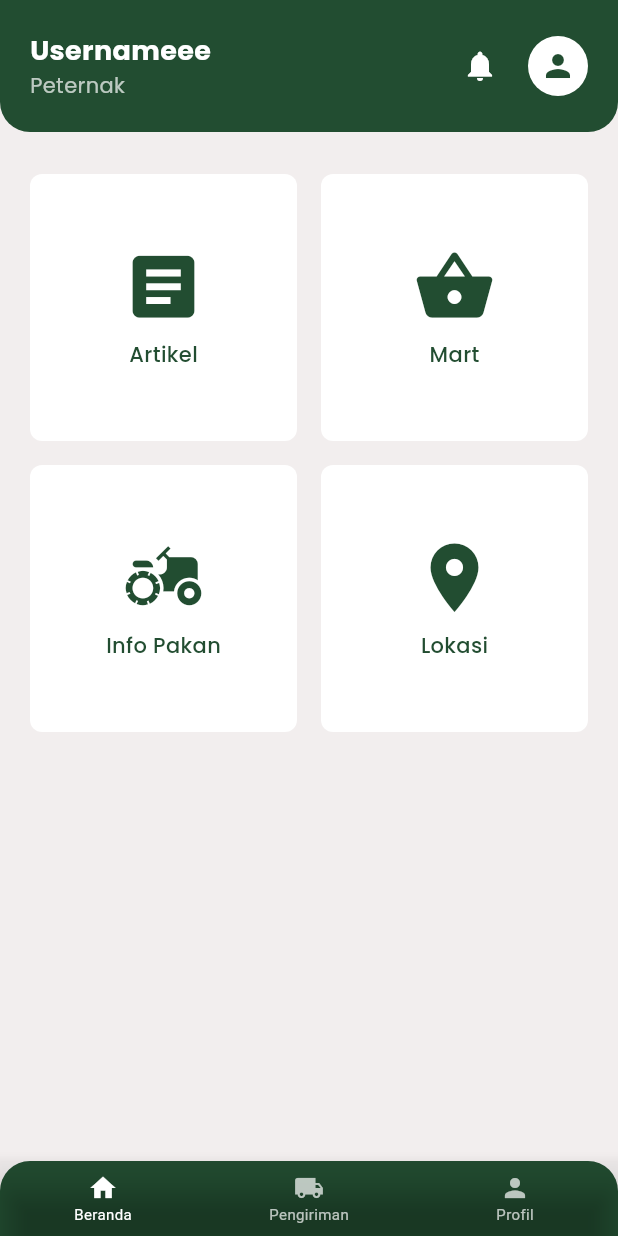
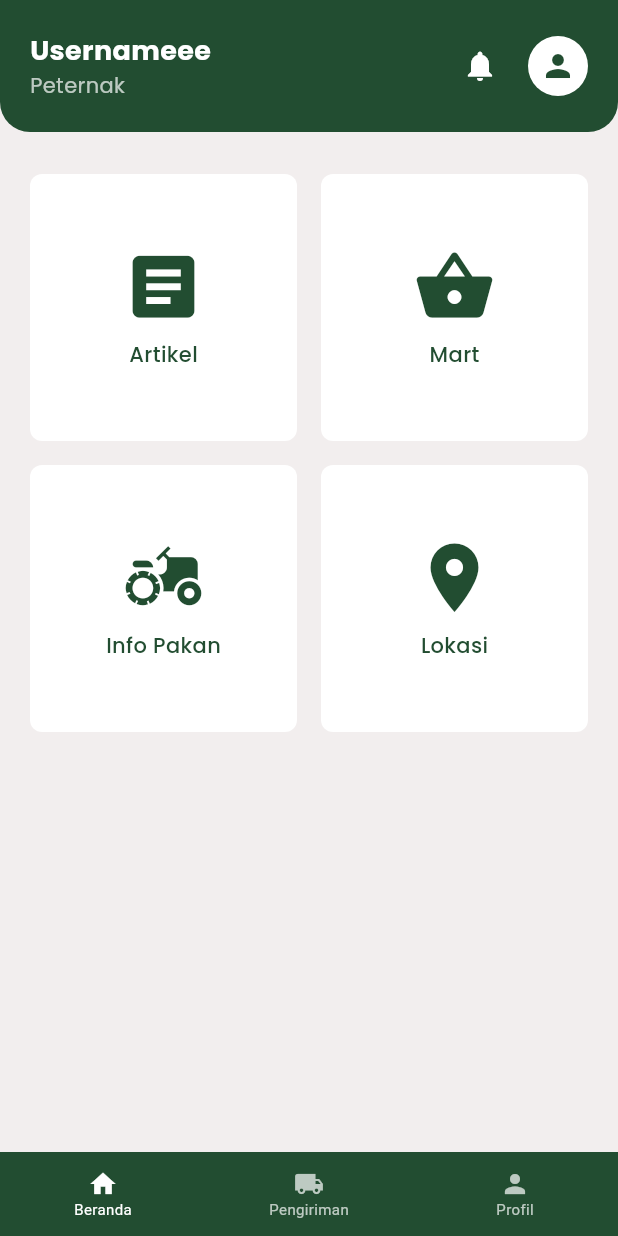
Before and after one commit to faizalisidiq/NatureFarm2, a Flutter app: the Home1Page screen opened directly, on a phone screen of 412 x 824 dp. Run offline on Flutter 3.47's test engine with Material 3 defaults, Android fonts, the phone set to English and light mode, and no system bars; our stand-ins replace flutter_map, google_fonts, latlong2.

Commit message:
memperbaiki home

```diff
--- a/Flutter-App/lib/pages/home1_page.dart
+++ b/Flutter-App/lib/pages/home1_page.dart
@@ -159,23 +159,19 @@ class _Home1PageState extends State<Home1Page> {
       ),
 
       // Bottom Navigation Bar dengan navigasi ke Halaman Pengiriman dan Profil
-      bottomNavigationBar: Container(
-        height: 50, // Menurunkan tinggi untuk navbar lebih ringkas
-        decoration: const BoxDecoration(
-          color: Color(0xFF224D31),
-          borderRadius: BorderRadius.only(
-            topLeft: Radius.circular(20),
-            topRight: Radius.circular(20),
-          ),
+      bottomNavigationBar: Theme(
+        data: Theme.of(context).copyWith(
+          canvasColor: const Color(0xFF224D31), // Set background color
         ),
         child: BottomNavigationBar(
-          backgroundColor: Colors.transparent, // Menggunakan transparan
           selectedItemColor: Colors.white,
           unselectedItemColor: Colors.white70,
           currentIndex: _currentIndex,
-          iconSize: 20, // Ukuran icon lebih kecil
-          selectedFontSize: 10, // Ukuran font label lebih kecil
-          unselectedFontSize: 10, // Ukuran font label lebih kecil
+          iconSize: 20,
+          selectedFontSize: 10,
+          unselectedFontSize: 10,
+          type: BottomNavigationBarType.fixed, // Tambahkan ini
+          elevation: 0, // Hilangkan shadow
           onTap: (index) {
             setState(() {
               _currentIndex = index;
```
